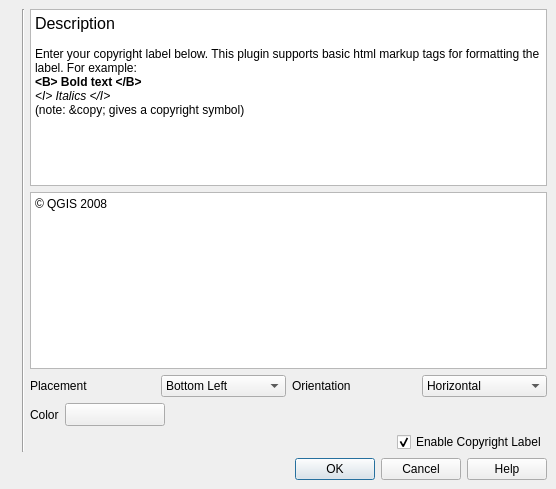
First picture: the form in src/plugins/copyright_label/pluginguibase.ui, repository kadas-albireo/kadas-albireo, before the edit.
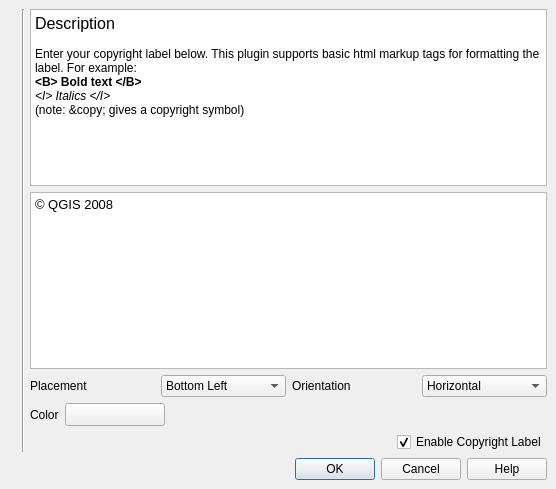
Second picture: the form after the edit. Icons and pictures are not drawn. Custom widgets are drawn as their Qt base class.

The edit to the form file:
```diff
--- a/src/plugins/copyright_label/pluginguibase.ui
+++ b/src/plugins/copyright_label/pluginguibase.ui
@@ -19,7 +19,19 @@
    <property name="margin" >
     <number>9</number>
    </property>
-   <property name="spacing" >
+   <property name="topMargin" >
+    <number>9</number>
+   </property>
+   <property name="rightMargin" >
+    <number>9</number>
+   </property>
+   <property name="bottomMargin" >
+    <number>9</number>
+   </property>
+   <property name="horizontalSpacing" >
+    <number>6</number>
+   </property>
+   <property name="verticalSpacing" >
     <number>6</number>
    </property>
    <item row="3" column="2" >
@@ -127,7 +139,10 @@
    <item row="1" column="2" >
     <widget class="QTextEdit" name="txtCopyrightText" >
      <property name="html" >
-      <string>© QGIS 2008</string>
+      <string>&lt;html>&lt;head>&lt;meta name="qrichtext" content="1" />&lt;style type="text/css">
+p, li { white-space: pre-wrap; }
+&lt;/style>&lt;/head>&lt;body style=" font-family:'Verdana'; font-size:10pt; font-weight:400; font-style:normal;">
+&lt;p style=" margin-top:0px; margin-bottom:0px; margin-left:0px; margin-right:0px; -qt-block-indent:0; text-indent:0px;">© QGIS 2008&lt;/p>&lt;/body>&lt;/html></string>
      </property>
     </widget>
    </item>
```
Left out of the diff: 67 changed lines with no effect on the pictures.
